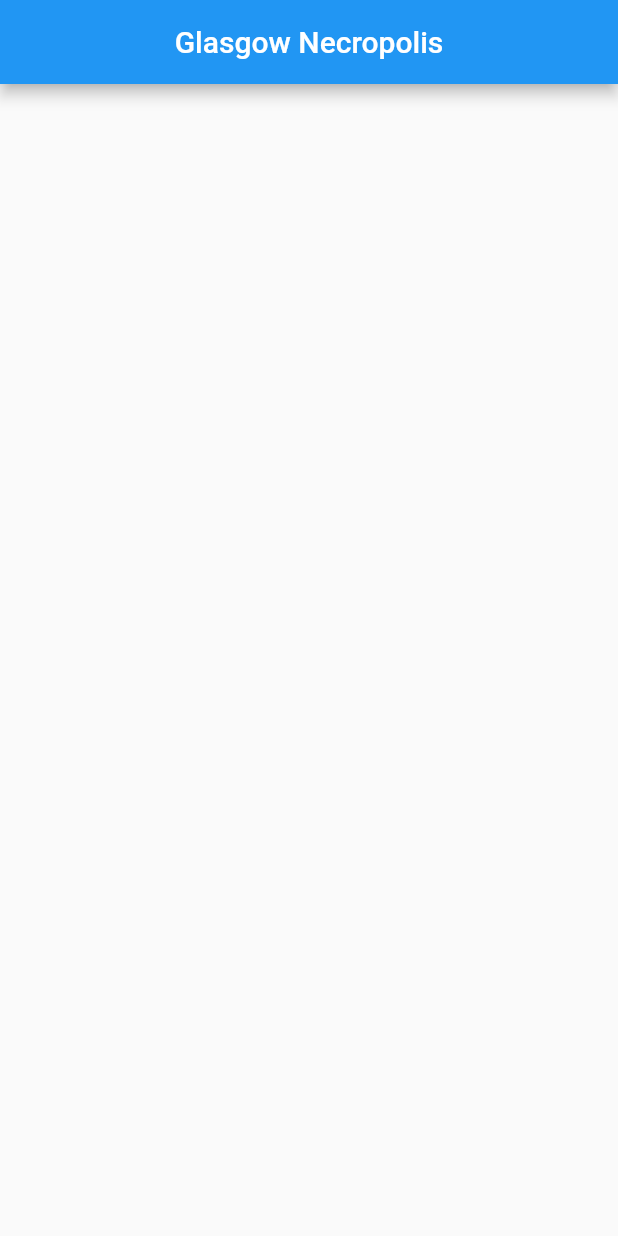
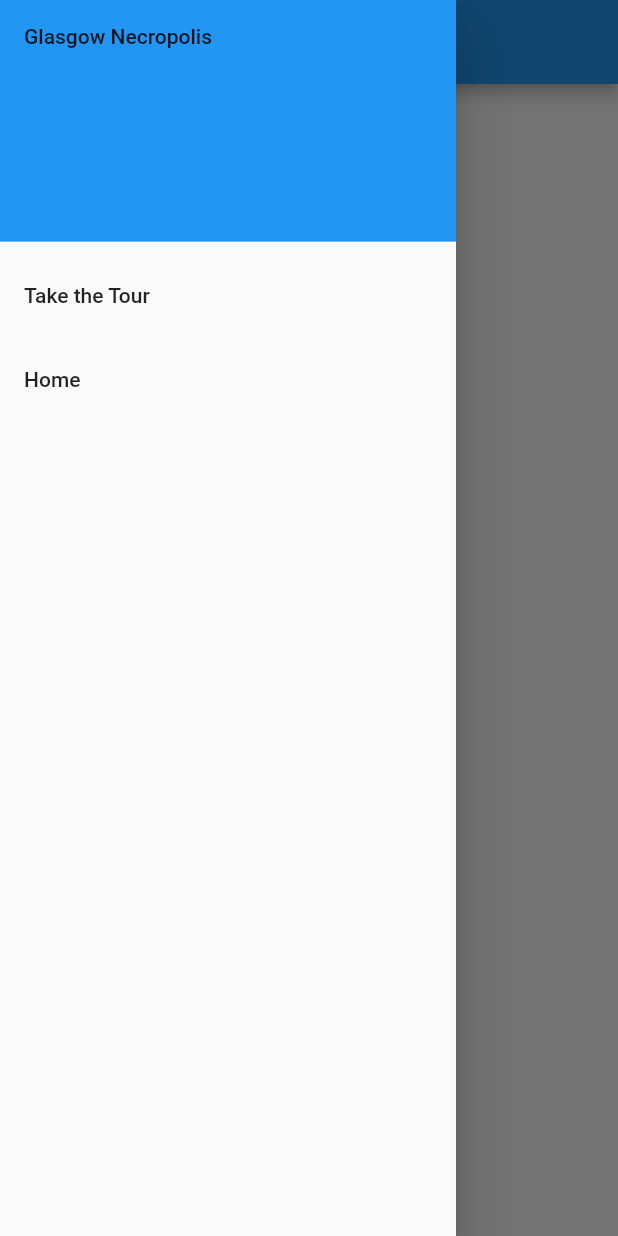
Before and after one commit to GregorMc/Glasgow-Necropolis-Mobile-Tour, a Flutter app: the screen it shows after launch, with the side drawer open (before the commit the screen has no drawer), on a phone screen of 412 x 824 dp. Run offline on Flutter 3.47's test engine with Material 2 defaults, Android fonts, the phone set to English and light mode, and no system bars.

Commit message:
side menu added tour frame set up

```diff
--- a/lib/main.dart
+++ b/lib/main.dart
@@ -1,98 +1,18 @@
 import 'package:flutter/material.dart';
+import 'package:glasgow_necropolis_tour/side_menu.dart';
 
-void main() => runApp(MyApp());
+void main() => runApp(Home());
 
-class MyApp extends StatelessWidget {
+class Home extends StatelessWidget {
   // This widget is the root of your application.
   @override
   Widget build(BuildContext context) {
     return MaterialApp(
       title: 'Glasgow Necropolis',
       theme: ThemeData(
-        // This is the theme of your application.
-        //
-        // Try running your application with "flutter run". You'll see the
-        // application has a blue toolbar. Then, without quitting the app, try
-        // changing the primarySwatch below to Colors.green and then invoke
-        // "hot reload" (press "r" in the console where you ran "flutter run",
-        // or simply save your changes to "hot reload" in a Flutter IDE).
-        // Notice that the counter didn't reset back to zero; the application
-        // is not restarted.
         primarySwatch: Colors.blue,
       ),
       home: MyHomePage(title: 'Glasgow Necropolis'),
     );
   }
 }
-
-class MyHomePage extends StatefulWidget {
-  MyHomePage({Key key, this.title}) : super(key: key);
-
-  // This widget is the home page of your application. It is stateful, meaning
-  // that it has a State object (defined below) that contains fields that affect
-  // how it looks.
-
-  // This class is the configuration for the state. It holds the values (in this
-  // case the title) provided by the parent (in this case the App widget) and
-  // used by the build method of the State. Fields in a Widget subclass are
-  // always marked "final".
-
-  final String title;
-
-  @override
-  _MyHomePageState createState() => _MyHomePageState();
-}
-
-class _MyHomePageState extends State<MyHomePage> {
-  int _counter = 0;
-
-  void _incrementCounter() {
-    setState(() {
-      // This call to setState tells the Flutter framework that something has
-      // changed in this State, which causes it to rerun the build method below
-      // so that the display can reflect the updated values. If we changed
-      // _counter without calling setState(), then the build method would not be
-      // called again, and so nothing would appear to happen.
-      _counter++;
-    });
-  }
-
-  @override
-  Widget build(BuildContext context) {
-    // This method is rerun every time setState is called, for instance as done
-    // by the _incrementCounter method above.
-    //
-    // The Flutter framework has been optimized to make rerunning build methods
-    // fast, so that you can just rebuild anything that needs updating rather
-    // than having to individually change instances of widgets.
-    return Scaffold(
-      appBar: AppBar(
-        // Here we take the value from the MyHomePage object that was created by
-        // the App.build method, and use it to set our appbar title.
-        centerTitle: true,
-        title: Text(widget.title),
-      ),
-      body: Center(
-        // Center is a layout widget. It takes a single child and positions it
-        // in the middle of the parent.
-        child: Column(
-          // Column is also a layout widget. It takes a list of children and
-          // arranges them vertically. By default, it sizes itself to fit its
-          // children horizontally, and tries to be as tall as its parent.
-          //
-          // Invoke "debug painting" (press "p" in the console, choose the
-          // "Toggle Debug Paint" action from the Flutter Inspector in Android
-          // Studio, or the "Toggle Debug Paint" command in Visual Studio Code)
-          // to see the wireframe for each widget.
-          //
-          // Column has various properties to control how it sizes itself and
-          // how it positions its children. Here we use mainAxisAlignment to
-          // center the children vertically; the main axis here is the vertical
-          // axis because Columns are vertical (the cross axis would be
-          // horizontal).
-          mainAxisAlignment: MainAxisAlignment.center,
-        ),
-      ), // This trailing comma makes auto-formatting nicer for build methods.
-    );
-  }
-}
--- /dev/null
+++ b/lib/side_menu.dart
@@ -0,0 +1,60 @@
+import 'package:flutter/material.dart';
+import 'package:glasgow_necropolis_tour/main.dart';
+import 'package:glasgow_necropolis_tour/tour.dart';
+
+class MyHomePage extends StatefulWidget {
+  MyHomePage({Key key, this.title}) : super(key: key);
+
+  final String title;
+
+  @override
+  _MyHomePageState createState() => _MyHomePageState();
+}
+
+
+class _MyHomePageState extends State<MyHomePage> {
+  @override
+  Widget build(BuildContext context) {
+    return Scaffold(
+      appBar: AppBar(
+        centerTitle: true,
+        title: Text(widget.title),
+      ),
+
+      drawer: new Drawer(
+          child: new ListView(
+            padding: EdgeInsets.zero,
+            children: <Widget> [
+              new DrawerHeader(
+                child: new Text('Glasgow Necropolis'),
+                decoration: BoxDecoration(
+                  color: Colors.blue,
+                ),
+              ),
+
+              new ListTile(
+                title: new Text('Take the Tour'),
+                onTap: () {
+                  Navigator.push(
+                    context,
+                    MaterialPageRoute(builder: (context) => Tour()),
+                  );
+                },
+              ),
+
+              new ListTile(
+                title: new Text('Home'),
+                onTap: () {
+                  Navigator.push(
+                    context,
+                      MaterialPageRoute(builder: (context) =>  Home()),
+                  );
+                },
+              ),
+
+            ],
+          )
+      ),
+    );
+  }
+}
--- a/pubspec.yaml
+++ b/pubspec.yaml
@@ -34,7 +34,8 @@ dev_dependencies:
 
 # The following section is specific to Flutter.
 flutter:
-
+  assets:
+    - images/gates_prototype.jpg
   # The following line ensures that the Material Icons font is
   # included with your application, so that you can use the icons in
   # the material Icons class.
```
Also changed, not shown: lib/tour.dart (added, +82 -0 lines), images/gates_prototype.jpg (added), 1 other file.
